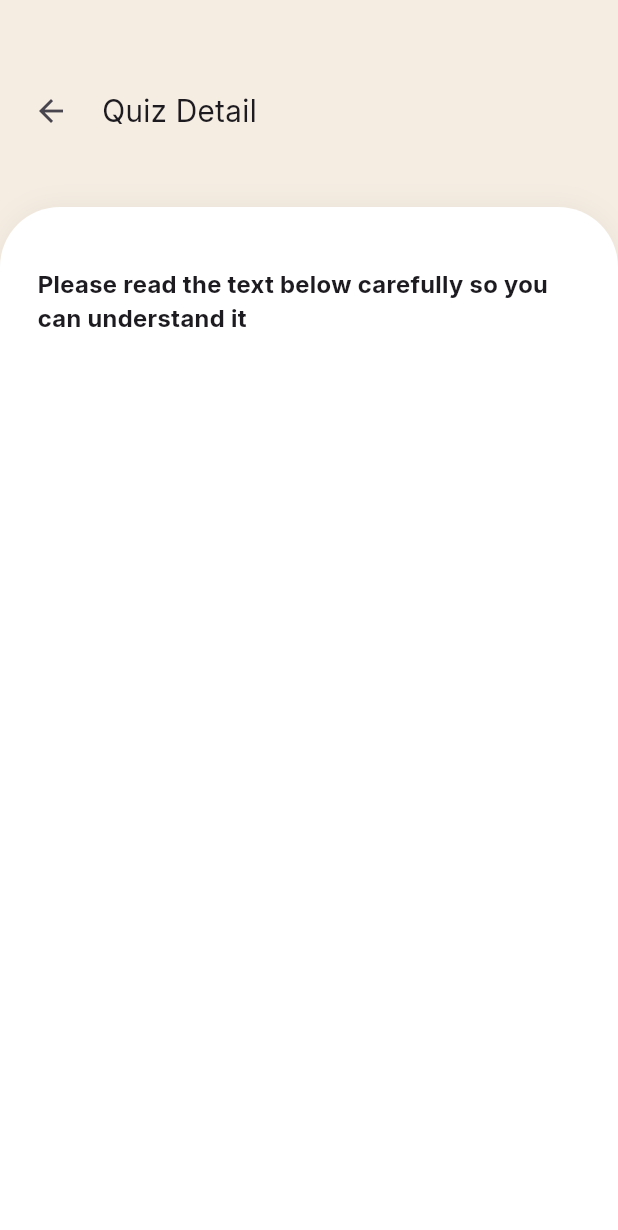
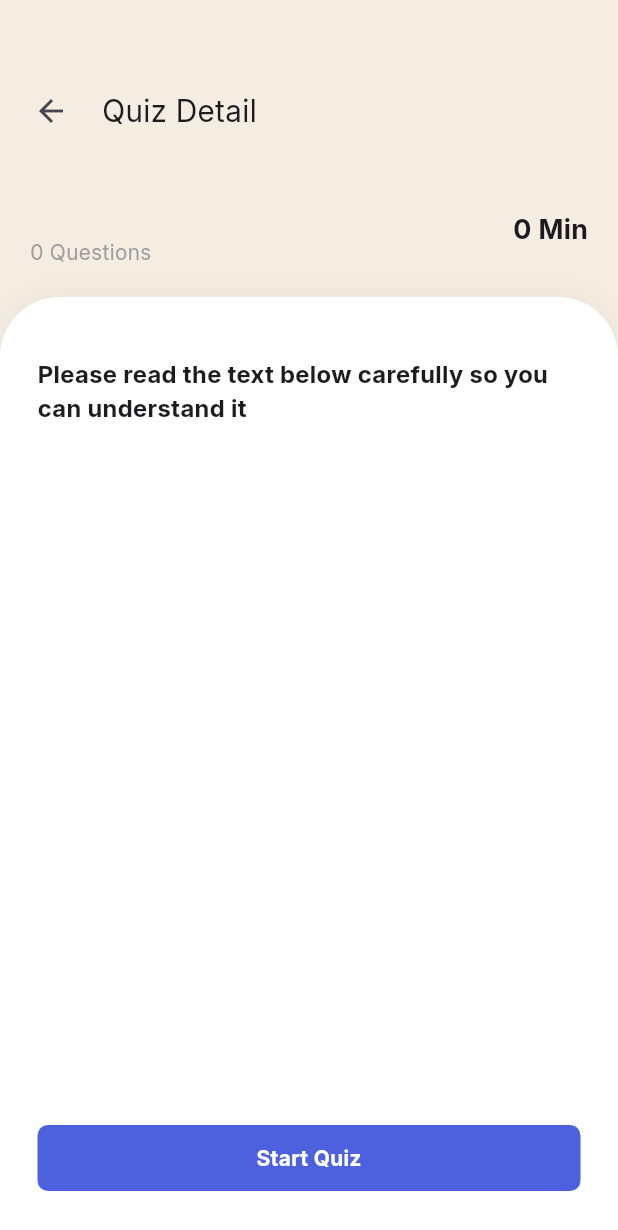
Before and after one commit to emonBimantara/Askio, a Flutter app: the QuizPreviewPage screen opened directly with empty values, on a phone screen of 412 x 824 dp. Shown: the top 1230 px of the screen. Run offline on Flutter 3.47's test engine with Material 3 defaults, Android fonts, the light colour scheme and no system bars; our stand-ins replace cloud_firestore, firebase_auth, firebase_core, get; accounts and stored records are empty.

Commit message:
Feat: Finalizing Quiz Preview Page

```diff
--- a/lib/Features/Home/Views/quiz_preview_page.dart
+++ b/lib/Features/Home/Views/quiz_preview_page.dart
@@ -1,3 +1,4 @@
+import 'package:askio/Components/custom_button.dart';
 import 'package:askio/Features/Home/Model/quiz_model.dart';
 import 'package:flutter/material.dart';
 
@@ -19,6 +20,39 @@ class QuizPreviewPage extends StatelessWidget {
                 BackButton(),
                 SizedBox(width: 10),
                 Text('Quiz Detail', style: TextStyle(fontSize: 20)),
+              ],
+            ),
+          ),
+
+          Padding(
+            padding: const EdgeInsets.only(left: 20, right: 20, bottom: 10),
+            child: Row(
+              mainAxisAlignment: MainAxisAlignment.spaceBetween,
+              children: [
+                Column(
+                  crossAxisAlignment: CrossAxisAlignment.start,
+                  children: [
+                    Text(
+                      quiz.title,
+                      style: const TextStyle(
+                        fontSize: 18,
+                        fontWeight: FontWeight.bold,
+                      ),
+                    ),
+                    const SizedBox(height: 5),
+                    Text(
+                      "${quiz.totalQuestions} Questions",
+                      style: const TextStyle(color: Colors.grey),
+                    ),
+                  ],
+                ),
+                Text(
+                  "${quiz.duration} Min",
+                  style: const TextStyle(
+                    fontWeight: FontWeight.bold,
+                    fontSize: 18,
+                  ),
+                ),
               ],
             ),
           ),
@@ -54,10 +88,28 @@ class QuizPreviewPage extends StatelessWidget {
 
                   ...quiz.rules.map((rule) {
                     return Padding(
-                      padding: EdgeInsets.only(bottom: 20),
-                      child: Text("• $rule"),
+                      padding: const EdgeInsets.only(bottom: 20),
+                      child: Text.rich(
+                        TextSpan(
+                          children: [
+                            const TextSpan(
+                              text: "• ",
+                              style: TextStyle(fontSize: 16),
+                            ),
+                            TextSpan(
+                              text: rule.replaceAll('\n', ' '),
+                              style: const TextStyle(fontSize: 16),
+                            ),
+                          ],
+                        ),
+                      ),
                     );
                   }).toList(),
+
+                  Spacer(),
+                  CustomButton(
+                    onTap: () => (){},
+                    customText: 'Start Quiz')
                 ],
               ),
             ),
```
